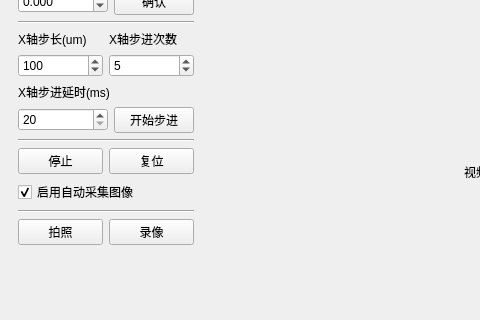
choushunn/ZF_TriAxisCamControl, file mainwindow.ui: the form before one commit; both pictures show x 0 to 480 and y 145 to 465 of the 800 by 600 pixel window.
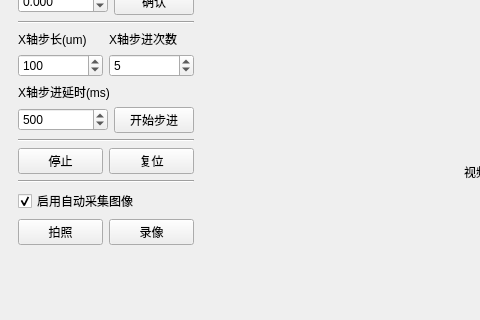
The form after the commit.

```diff
--- a/mainwindow.ui
+++ b/mainwindow.ui
@@ -283,6 +283,9 @@
            <property name="maximum">
             <number>10000</number>
            </property>
+           <property name="value">
+            <number>500</number>
+           </property>
           </widget>
          </item>
          <item>
@@ -350,6 +353,15 @@
         </layout>
        </item>
        <item>
+        <widget class="Line" name="line_5">
+         <property name="orientation">
+          <enum>Qt::Horizontal</enum>
+         </property>
+        </widget>
+       </item>
+       <item>
+        <layout class="QHBoxLayout" name="horizontalLayout_12">
+         <item>
         <widget class="QCheckBox" name="m_chx_autoCapture">
          <property name="text">
           <string>启用自动采集图像</string>
@@ -359,12 +371,7 @@
          </property>
         </widget>
        </item>
-       <item>
-        <widget class="Line" name="line_5">
-         <property name="orientation">
-          <enum>Qt::Horizontal</enum>
-         </property>
-        </widget>
+        </layout>
        </item>
        <item>
         <layout class="QHBoxLayout" name="horizontalLayout_11">
```
Left out of the diff: 5 changed lines with no effect on the pictures. Lines whose indentation alone changed are shown as unchanged.
